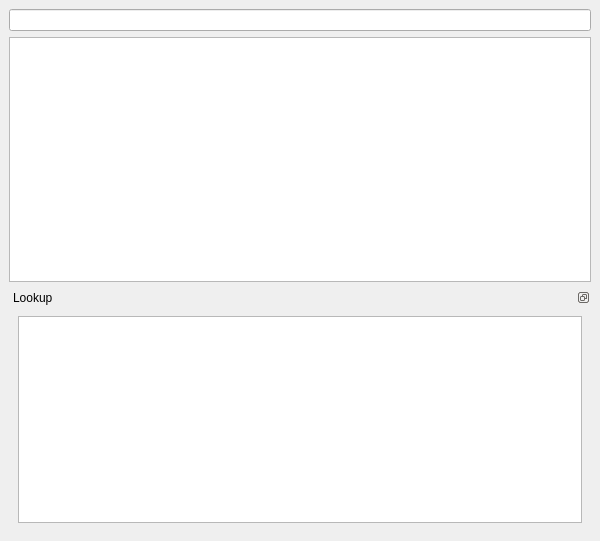
Old version of the form lib/ui/dictionary_dock.ui in the repository Ruin0x11/eiwaji.
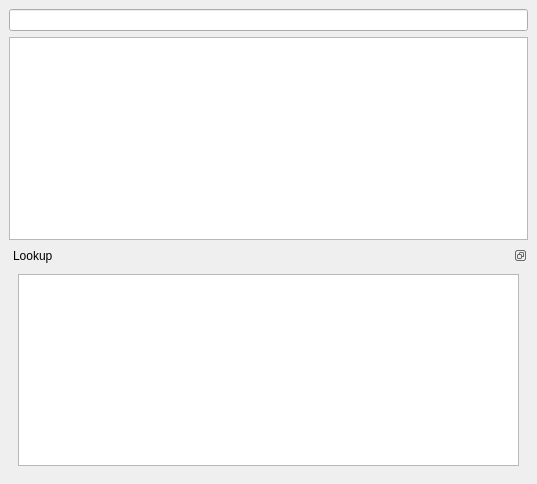
New version of the form.

What changed in the file:
```diff
--- a/lib/ui/dictionary_dock.ui
+++ b/lib/ui/dictionary_dock.ui
@@ -6,14 +6,14 @@
    <rect>
     <x>0</x>
     <y>0</y>
-    <width>600</width>
-    <height>541</height>
+    <width>537</width>
+    <height>484</height>
    </rect>
   </property>
   <property name="minimumSize">
    <size>
-    <width>600</width>
-    <height>400</height>
+    <width>200</width>
+    <height>200</height>
    </size>
   </property>
   <property name="features">
```
